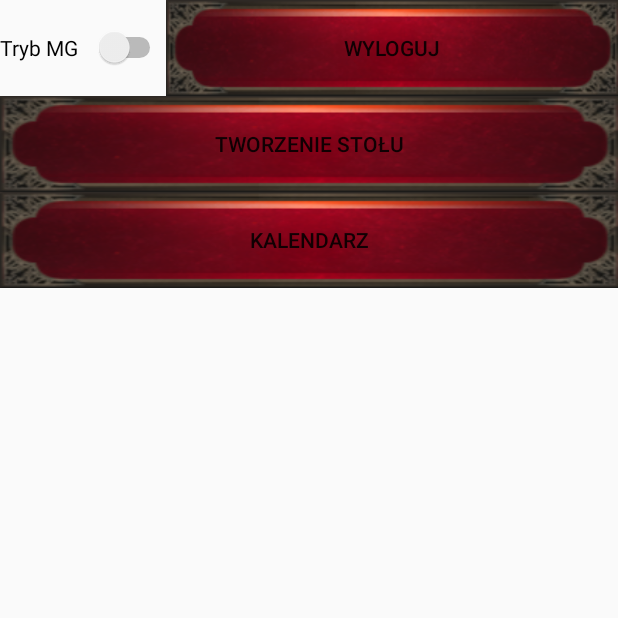
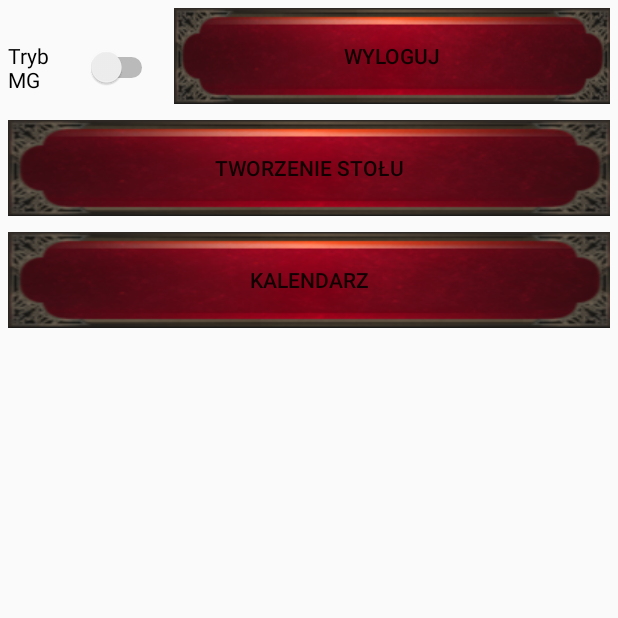
Before and after one commit to ajozefczak/Kuznia-Bohaterow-RPG-APP, an Android app: the EkranMG screen opened directly, with no data from a screen before it, on a phone screen of 412 x 824 dp, the top half of it. Run offline under Robolectric (Android 15) with nearby library versions, the phone set to English and light mode, and no system bars; Roboto replaces fonts that are not available here.

Commit message:
v 0.1.4 ?

```diff
--- a/app/src/main/res/layout/activity_ekran_mg.xml
+++ b/app/src/main/res/layout/activity_ekran_mg.xml
@@ -21,6 +21,7 @@
                 android:id="@+id/switch1"
                 android:layout_width="wrap_content"
                 android:layout_height="wrap_content"
+                android:layout_margin="5dp"
                 android:layout_weight="1"
                 android:text="Tryb MG" />
 
@@ -28,6 +29,7 @@
                 android:id="@+id/MGButtonWyloguj"
                 android:layout_width="wrap_content"
                 android:layout_height="wrap_content"
+                android:layout_margin="5dp"
                 android:layout_weight="1"
                 android:background="@drawable/przycisknaprzyciski"
                 android:text="Wyloguj" />
@@ -42,6 +44,7 @@
                 android:id="@+id/button8"
                 android:layout_width="wrap_content"
                 android:layout_height="wrap_content"
+                android:layout_margin="5dp"
                 android:layout_weight="1"
                 android:background="@drawable/przycisknaprzyciski"
                 android:text="Tworzenie stołu" />
@@ -56,6 +59,7 @@
                 android:id="@+id/button9"
                 android:layout_width="wrap_content"
                 android:layout_height="wrap_content"
+                android:layout_margin="5dp"
                 android:layout_weight="1"
                 android:background="@drawable/przycisknaprzyciski"
                 android:text="Kalendarz" />
```
